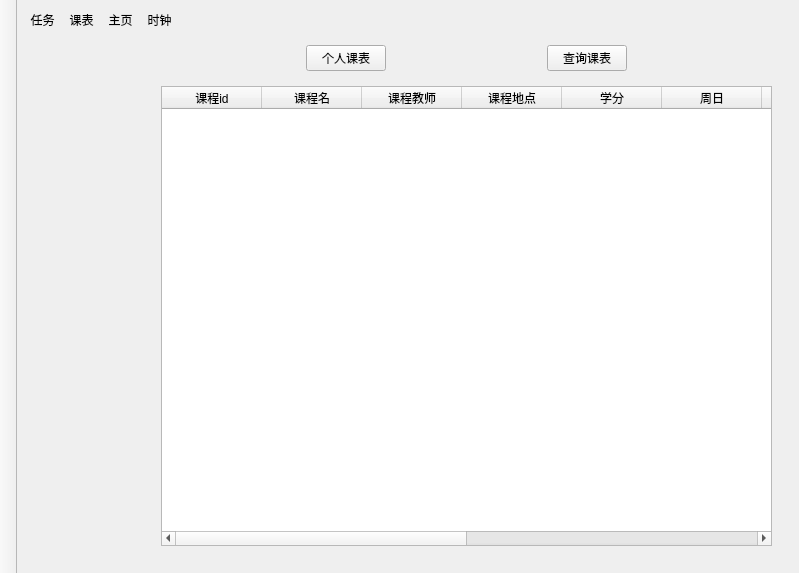
The window that mainwindow.ui (evtrouble/ham) describes before a commit, drawn with Qt 5.
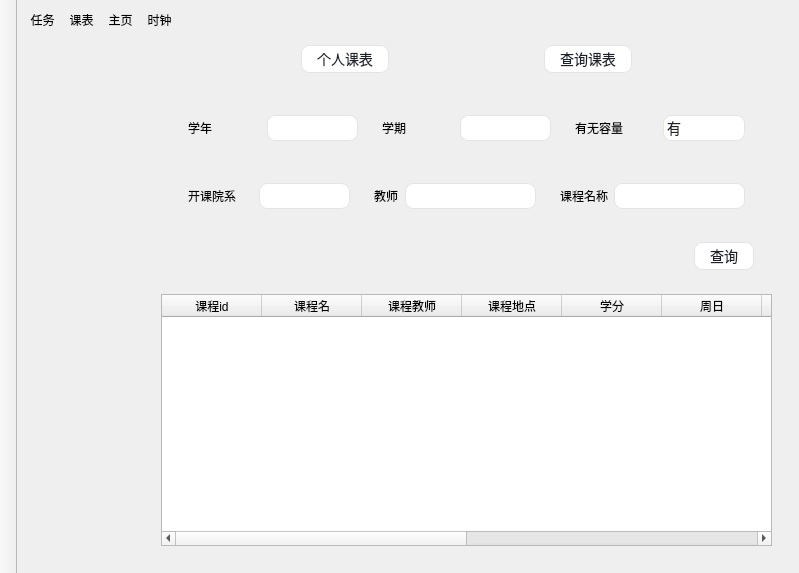
The same window after the commit. The open tabs and pages were chosen to show the change. Icons and pictures are not drawn. Custom widgets are drawn as their Qt base class.

Commit message: 查询课表模块UI初步实现，更新了一下系统内的所有按钮和文本输入框的UI，统一风格

```diff
--- a/mainwindow.ui
+++ b/mainwindow.ui
@@ -100,33 +100,6 @@
       </property>
      </widget>
     </item>
-    <item row="0" column="3">
-     <widget class="QToolButton" name="clockButton">
-      <property name="styleSheet">
-       <string notr="true">background-color: transparent;
-border: 0;</string>
-      </property>
-      <property name="text">
-       <string>时钟</string>
-      </property>
-      <property name="icon">
-       <iconset resource="img.qrc">
-        <normaloff>:/tab/img/clock.png</normaloff>:/tab/img/clock.png</iconset>
-      </property>
-      <property name="iconSize">
-       <size>
-        <width>30</width>
-        <height>30</height>
-       </size>
-      </property>
-      <property name="autoExclusive">
-       <bool>true</bool>
-      </property>
-      <property name="toolButtonStyle">
-       <enum>Qt::ToolButtonStyle::ToolButtonTextUnderIcon</enum>
-      </property>
-     </widget>
-    </item>
     <item row="0" column="2">
      <widget class="QToolButton" name="homeButton">
       <property name="styleSheet">
@@ -154,7 +127,34 @@
       </property>
      </widget>
     </item>
-    <item row="2" column="3">
+    <item row="0" column="3">
+     <widget class="QToolButton" name="clockButton">
+      <property name="styleSheet">
+       <string notr="true">background-color: transparent;
+border: 0;</string>
+      </property>
+      <property name="text">
+       <string>时钟</string>
+      </property>
+      <property name="icon">
+       <iconset resource="img.qrc">
+        <normaloff>:/tab/img/clock.png</normaloff>:/tab/img/clock.png</iconset>
+      </property>
+      <property name="iconSize">
+       <size>
+        <width>30</width>
+        <height>30</height>
+       </size>
+      </property>
+      <property name="autoExclusive">
+       <bool>true</bool>
+      </property>
+      <property name="toolButtonStyle">
+       <enum>Qt::ToolButtonStyle::ToolButtonTextUnderIcon</enum>
+      </property>
+     </widget>
+    </item>
+    <item row="1" column="3">
      <widget class="QStackedWidget" name="stackedWidget">
       <property name="sizePolicy">
        <sizepolicy hsizetype="Expanding" vsizetype="Expanding">
@@ -208,13 +208,47 @@
                <property name="minimumSize">
                 <size>
                  <width>0</width>
-                 <height>30</height>
+                 <height>28</height>
                 </size>
                </property>
                <property name="styleSheet">
-                <string notr="true">QPushButton{border:2px groove gray;border-radius:10px;padding:2px 4px;border-style: outset;font-size: 20px;}
-QPushButton:hover{background-color:rgb(229, 241, 251); color: black;}
-QPushButton:pressed{background-color:rgb(204, 228, 247);border-style: inset;}</string>
+                <string notr="true">QPushButton {
+    color: #1e222b;
+    background-color: #ffffff;
+    border: 1px solid rgba(228,228,228,1);
+    border-radius: 8px;
+    font-family: Microsoft YaHei;
+    font-size: 14px;
+    padding: 1px 15px;
+    min-height: 24px;
+    outline: none;  /* 添加这行去除焦点边框 */
+}
+
+QPushButton:focus {  /* 添加focus状态样式 */
+    outline: none;
+    border: 1px solid rgba(228,228,228,1);
+}
+
+QPushButton:hover {
+    background-color: rgba(30, 34, 43, 0.05);
+    border: 1px solid rgba(30, 34, 43, 0.2);
+}
+
+QPushButton:pressed {
+    background-color: rgba(30, 34, 43, 0.1);
+    border: 1px solid rgba(30, 34, 43, 0.3);
+    padding: 2px 15px 0px 15px;
+}
+
+QPushButton:disabled {
+    color: rgba(30, 34, 43, 0.3);
+    background-color: rgba(228,228,228,0.3);
+    border: 1px solid rgba(228,228,228,0.5);
+}
+
+QPushButton:icon {
+    padding: 1px 15px 1px 10px;
+}</string>
                </property>
                <property name="text">
                 <string>导出报表</string>
@@ -281,13 +315,47 @@
                <property name="minimumSize">
                 <size>
                  <width>0</width>
-                 <height>30</height>
+                 <height>28</height>
                 </size>
                </property>
                <property name="styleSheet">
-                <string notr="true">QPushButton{border:2px groove gray;border-radius:10px;padding:2px 4px;border-style: outset;font-size: 20px;}
-QPushButton:hover{background-color:rgb(229, 241, 251); color: black;}
-QPushButton:pressed{background-color:rgb(204, 228, 247);border-style: inset;}</string>
+                <string notr="true">QPushButton {
+    color: #1e222b;
+    background-color: #ffffff;
+    border: 1px solid rgba(228,228,228,1);
+    border-radius: 8px;
+    font-family: Microsoft YaHei;
+    font-size: 14px;
+    padding: 1px 15px;
+    min-height: 24px;
+    outline: none;  /* 添加这行去除焦点边框 */
+}
+
+QPushButton:focus {  /* 添加focus状态样式 */
+    outline: none;
+    border: 1px solid rgba(228,228,228,1);
+}
+
+QPushButton:hover {
+    background-color: rgba(30, 34, 43, 0.05);
+    border: 1px solid rgba(30, 34, 43, 0.2);
+}
+
+QPushButton:pressed {
+    background-color: rgba(30, 34, 43, 0.1);
+    border: 1px solid rgba(30, 34, 43, 0.3);
+    padding: 2px 15px 0px 15px;
+}
+
+QPushButton:disabled {
+    color: rgba(30, 34, 43, 0.3);
+    background-color: rgba(228,228,228,0.3);
+    border: 1px solid rgba(228,228,228,0.5);
+}
+
+QPushButton:icon {
+    padding: 1px 15px 1px 10px;
+}</string>
                </property>
                <property name="text">
                 <string>修改密码</string>
@@ -405,13 +473,45 @@
                <property name="minimumSize">
                 <size>
                  <width>0</width>
-                 <height>30</height>
+                 <height>28</height>
                 </size>
                </property>
                <property name="styleSheet">
-                <string notr="true">QPushButton{border:2px groove gray;border-radius:10px;padding:2px 4px;border-style: outset;background-color:red;font-size: 20px;}
-QPushButton:hover{background-color:rgb(229, 241, 251); color: black;}
-QPushButton:pressed{background-color:rgb(204, 228, 247);border-style: inset;}</string>
+                <string notr="true">QPushButton#logoutBtn {  /* 使用对象名来特指退出按钮 */
+    color: #ff4d4f;        /* 文字使用红色 */
+    background-color: #ffffff;
+    border: 1px solid #ff4d4f;  /* 边框使用红色 */
+    border-radius: 8px;
+    font-family: Microsoft YaHei;
+    font-size: 14px;
+    padding: 1px 15px;
+    min-height: 24px;
+    outline: none;
+}
+
+QPushButton#logoutBtn:focus {
+    outline: none;
+    border: 1px solid #ff4d4f;
+}
+
+QPushButton#logoutBtn:hover {
+    color: #ffffff;              /* 悬浮时文字变白 */
+    background-color: #ff4d4f;   /* 悬浮时背景变红 */
+    border: 1px solid #ff4d4f;
+}
+
+QPushButton#logoutBtn:pressed {
+    color: #ffffff;
+    background-color: #cf1322;   /* 按下时使用深红色 */
+    border: 1px solid #cf1322;
+    padding: 2px 15px 0px 15px;
+}
+
+QPushButton#logoutBtn:disabled {
+    color: rgba(255, 77, 79, 0.4);
+    background-color: rgba(255, 77, 79, 0.1);
+    border: 1px solid rgba(255, 77, 79, 0.2);
+}</string>
                </property>
                <property name="text">
                 <string>退出登录</string>
@@ -459,6 +559,45 @@
             </item>
             <item>
              <widget class="QPushButton" name="btnPersonalCourse">
+              <property name="styleSheet">
+               <string notr="true">QPushButton {
+    color: #1e222b;
+    background-color: #ffffff;
+    border: 1px solid rgba(228,228,228,1);
+    border-radius: 8px;
+    font-family: Microsoft YaHei;
+    font-size: 14px;
+    padding: 1px 15px;
+    min-height: 24px;
+    outline: none;  /* 添加这行去除焦点边框 */
+}
+
+QPushButton:focus {  /* 添加focus状态样式 */
+    outline: none;
+    border: 1px solid rgba(228,228,228,1);
+}
+
+QPushButton:hover {
+    background-color: rgba(30, 34, 43, 0.05);
+    border: 1px solid rgba(30, 34, 43, 0.2);
+}
+
+QPushButton:pressed {
+    background-color: rgba(30, 34, 43, 0.1);
+    border: 1px solid rgba(30, 34, 43, 0.3);
+    padding: 2px 15px 0px 15px;
+}
+
+QPushButton:disabled {
+    color: rgba(30, 34, 43, 0.3);
+    background-color: rgba(228,228,228,0.3);
+    border: 1px solid rgba(228,228,228,0.5);
+}
+
+QPushButton:icon {
+    padding: 1px 15px 1px 10px;
+}</string>
+              </property>
               <property name="text">
                <string>个人课表</string>
               </property>
@@ -479,6 +618,45 @@
             </item>
             <item>
              <widget class="QPushButton" name="btnSchoolCourse">
+              <property name="styleSheet">
+               <string notr="true">QPushButton {
+    color: #1e222b;
+    background-color: #ffffff;
+    border: 1px solid rgba(228,228,228,1);
+    border-radius: 8px;
+    font-family: Microsoft YaHei;
+    font-size: 14px;
+    padding: 1px 15px;
+    min-height: 24px;
+    outline: none;  /* 添加这行去除焦点边框 */
+}
+
+QPushButton:focus {  /* 添加focus状态样式 */
+    outline: none;
+    border: 1px solid rgba(228,228,228,1);
+}
+
+QPushButton:hover {
+    background-color: rgba(30, 34, 43, 0.05);
+    border: 1px solid rgba(30, 34, 43, 0.2);
+}
+
+QPushButton:pressed {
+    background-color: rgba(30, 34, 43, 0.1);
+    border: 1px solid rgba(30, 34, 43, 0.3);
+    padding: 2px 15px 0px 15px;
+}
+
+QPushButton:disabled {
+    color: rgba(30, 34, 43, 0.3);
+    background-color: rgba(228,228,228,0.3);
+    border: 1px solid rgba(228,228,228,0.5);
+}
+
+QPushButton:icon {
+    padding: 1px 15px 1px 10px;
+}</string>
+              </property>
               <property name="text">
                <string>查询课表</string>
               </property>
@@ -665,7 +843,7 @@
               </widget>
               <widget class="QWidget" name="SchoolCourse">
                <layout class="QGridLayout" name="gridLayout_10">
-                <item row="0" column="0">
+                <item row="1" column="0">
                  <widget class="SchoolCourseDisplay" name="schoolCourseTable">
                   <column>
                    <property name="text">
@@ -729,6 +907,629 @@
                   </column>
                  </widget>
                 </item>
+                <item row="0" column="0">
+                 <widget class="QGroupBox" name="groupBox">
+                  <property name="styleSheet">
+                   <string notr="true">        QGroupBox {
+            border-color: rgb(0, 0, 0);
+            border-width: 0px;
+            border-style: solid;
+            margin-top: 0.5ex;
+        }</string>
+                  </property>
+                  <property name="title">
+                   <string/>
+                  </property>
+                  <layout class="QVBoxLayout" name="verticalLayout_9">
+                   <item>
+                    <widget class="QGroupBox" name="groupBox_18">
+                     <property name="styleSheet">
+                      <string notr="true">        QGroupBox {
+            border-color: rgb(0, 0, 0);
+            border-width: 0px;
+            border-style: solid;
+            margin-top: 0.5ex;
+        }</string>
+                     </property>
+                     <property name="title">
+                      <string/>
+                     </property>
+                     <layout class="QHBoxLayout" name="horizontalLayout_37">
+                      <item>
+                       <widget class="QGroupBox" name="groupBox_20">
+                        <property name="styleSheet">
+                         <string notr="true">        QGroupBox {
+            border-color: rgb(0, 0, 0);
+            border-width: 0px;
+            border-style: solid;
+            margin-top: 0.5ex;
+        }</string>
+                        </property>
+                        <property name="title">
+                         <string/>
+                        </property>
+                        <layout class="QHBoxLayout" name="horizontalLayout_30">
+                         <item>
+                          <widget class="QLabel" name="label_20">
+                           <property name="text">
+                            <string>学年</string>
+                           </property>
+                          </widget>
+                         </item>
+                         <item>
+                          <widget class="QComboBox" name="comboBox_14">
+                           <property name="styleSheet">
+                            <string notr="true">QComboBox{
+  color:#1e222b;
+  padding: 1px 15px 1px 3px;
+  border:1px solid rgba(228,228,228,1);
+  border-radius:8;
+  font-family: Microsoft YaHei;
+  font-size: 14px;
+}
+QComboBox::drop-down {			/*下拉按钮*/
+      subcontrol-origin: padding;
+      subcontrol-position: top right;
+      width: 20px;
+      border:none;
+}
+
+QComboBox::down-arrow {		/*下拉按钮*/
+      image: url(:/image/combox.png);
+  }
+
+QComboBox QAbstractItemView{	/*列表 */
+	margin-top: 8px;
+	margin-left: 6px;
+	margin-bottom: 6px;
+	margin-right: 6px;
+	background:rgba(255,255,255,1);
+    border:1px solid rgba(228,228,228,1);
+    border-radius:8px;
+	font-size:12px;
+    font-family: Microsoft YaHei;
+    outline: 0px;
+    color:#1e222b;
+    padding-left: 16px;
+    padding-top: 12px;
+	padding-bottom:12px;
+    
+  }
+
+QComboBox QScrollBar::vertical{ /*滑条 主体部分*/
+    width:6px;
+    background:rgb(255,255,255);
+    border:none;
+}
+QComboBox QScrollBar::handle::vertical{ /*滑块主体*/
+    border-radius:3px;
+    background-color: rgba(30, 34, 43, 0.2);
+}
+QComboBox QScrollBar::handle::vertical::hover{
+    background-color: rgba(30, 34, 43, 0.2);
+}
+QComboBox QScrollBar::add-line::vertical{/*上箭头*/
+    border:none;
+}
+QComboBox QScrollBar::sub-line::vertical{/*下箭头*/
+    border:none;
+}
+
+</string>
+                           </property>
+                          </widget>
+                         </item>
+                        </layout>
+                       </widget>
+                      </item>
+                      <item>
+                       <widget class="QGroupBox" name="groupBox_22">
+                        <property name="styleSheet">
+                         <string notr="true">        QGroupBox {
+            border-color: rgb(0, 0, 0);
+            border-width: 0px;
+            border-style: solid;
+            margin-top: 0.5ex;
+        }</string>
+                        </property>
+                        <property name="title">
+                         <string/>
+                        </property>
+                        <layout class="QHBoxLayout" name="horizontalLayout_33">
+                         <item>
+                          <widget class="QLabel" name="label_22">
+                           <property name="text">
+                            <string>学期</string>
+                           </property>
+                          </widget>
+                         </item>
+                         <item>
+                          <widget class="QComboBox" name="comboBox_16">
+                           <property name="styleSheet">
+                            <string notr="true">QComboBox{
+  color:#1e222b;
+  padding: 1px 15px 1px 3px;
+  border:1px solid rgba(228,228,228,1);
+  border-radius:8;
+  font-family: Microsoft YaHei;
+  font-size: 14px;
+}
+QComboBox::drop-down {			/*下拉按钮*/
+      subcontrol-origin: padding;
+      subcontrol-position: top right;
+      width: 20px;
+      border:none;
+}
+
+QComboBox::down-arrow {		/*下拉按钮*/
+      image: url(:/image/combox.png);
+  }
+
+QComboBox QAbstractItemView{	/*列表 */
+	margin-top: 8px;
+	margin-left: 6px;
+	margin-bottom: 6px;
+	margin-right: 6px;
+	background:rgba(255,255,255,1);
+    border:1px solid rgba(228,228,228,1);
+    border-radius:8px;
+	font-size:12px;
+    font-family: Microsoft YaHei;
+    outline: 0px;
+    color:#1e222b;
+    padding-left: 16px;
+    padding-top: 12px;
+	padding-bottom:12px;
+    
+  }
+
+QComboBox QScrollBar::vertical{ /*滑条 主体部分*/
+    width:6px;
+    background:rgb(255,255,255);
+    border:none;
+}
+QComboBox QScrollBar::handle::vertical{ /*滑块主体*/
+    border-radius:3px;
+    background-color: rgba(30, 34, 43, 0.2);
+}
+QComboBox QScrollBar::handle::vertical::hover{
+    background-color: rgba(30, 34, 43, 0.2);
+}
+QComboBox QScrollBar::add-line::vertical{/*上箭头*/
+    border:none;
+}
+QComboBox QScrollBar::sub-line::vertical{/*下箭头*/
+    border:none;
+}
+</string>
+                           </property>
+                          </widget>
+                         </item>
+                        </layout>
+                       </widget>
+                      </item>
+                      <item>
+                       <widget class="QGroupBox" name="groupBox_21">
+                        <property name="styleSheet">
+                         <string notr="true">        QGroupBox {
+            border-color: rgb(0, 0, 0);
+            border-width: 0px;
+            border-style: solid;
+            margin-top: 0.5ex;
+        }</string>
+                        </property>
+                        <property name="title">
+                         <string/>
+                        </property>
+                        <layout class="QHBoxLayout" name="horizontalLayout_32">
+                         <item>
+                          <widget class="QLabel" name="label_21">
+                           <property name="text">
+                            <string>有无容量</string>
+                           </property>
+                          </widget>
+                         </item>
+                         <item>
+                          <widget class="QComboBox" name="comboBox_15">
+                           <property name="styleSheet">
+                            <string notr="true">QComboBox{
+  color:#1e222b;
+  padding: 1px 15px 1px 3px;
+  border:1px solid rgba(228,228,228,1);
+  border-radius:8;
+  font-family: Microsoft YaHei;
+  font-size: 14px;
+}
+QComboBox::drop-down {			/*下拉按钮*/
+      subcontrol-origin: padding;
+      subcontrol-position: top right;
+      width: 20px;
+      border:none;
+}
+
+QComboBox::down-arrow {		/*下拉按钮*/
+      image: url(:/image/combox.png);
+  }
+
+QComboBox QAbstractItemView{	/*列表 */
+	margin-top: 8px;
+	margin-left: 6px;
+	margin-bottom: 6px;
+	margin-right: 6px;
+	background:rgba(255,255,255,1);
+    border:1px solid rgba(228,228,228,1);
+    border-radius:8px;
+	font-size:12px;
+    font-family: Microsoft YaHei;
+    outline: 0px;
+    color:#1e222b;
+    padding-left: 16px;
+    padding-top: 12px;
+	padding-bottom:12px;
+    
+  }
+
+QComboBox QScrollBar::vertical{ /*滑条 主体部分*/
+    width:6px;
+    background:rgb(255,255,255);
+    border:none;
+}
+QComboBox QScrollBar::handle::vertical{ /*滑块主体*/
+    border-radius:3px;
+    background-color: rgba(30, 34, 43, 0.2);
+}
+QComboBox QScrollBar::handle::vertical::hover{
+    background-color: rgba(30, 34, 43, 0.2);
+}
+QComboBox QScrollBar::add-line::vertical{/*上箭头*/
+    border:none;
+}
+QComboBox QScrollBar::sub-line::vertical{/*下箭头*/
+    border:none;
+}
+</string>
+                           </property>
+                           <item>
+                            <property name="text">
+                             <string>有</string>
+                            </property>
+                           </item>
+                           <item>
+                            <property name="text">
+                             <string>无</string>
+                            </property>
+                           </item>
+                          </widget>
+                         </item>
+                        </layout>
+                       </widget>
+                      </item>
+                     </layout>
+                    </widget>
+                   </item>
+                   <item>
+                    <widget class="QGroupBox" name="groupBox_23">
+                     <property name="styleSheet">
+                      <string notr="true">        QGroupBox {
+            border-color: rgb(0, 0, 0);
+            border-width: 0px;
+            border-style: solid;
+            margin-top: 0.5ex;
+        }</string>
+                     </property>
+                     <property name="title">
+                      <string/>
+                     </property>
+                     <layout class="QHBoxLayout" name="horizontalLayout_36">
+                      <item>
+                       <widget class="QGroupBox" name="groupBox_24">
+                        <property name="styleSheet">
+                         <string notr="true">        QGroupBox {
+            border-color: rgb(0, 0, 0);
+            border-width: 0px;
+            border-style: solid;
+            margin-top: 0.5ex;
+        }</string>
+                        </property>
+                        <property name="title">
+                         <string/>
+                        </property>
+                        <layout class="QHBoxLayout" name="horizontalLayout_31">
+                         <item>
+                          <widget class="QLabel" name="label_23">
+                           <property name="text">
+                            <string>开课院系</string>
+                           </property>
+                          </widget>
+                         </item>
+                         <item>
+                          <widget class="QComboBox" name="comboBox_17">
+                           <property name="styleSheet">
+                            <string notr="true">QComboBox{
+  color:#1e222b;
+  padding: 1px 15px 1px 3px;
+  border:1px solid rgba(228,228,228,1);
+  border-radius:8;
+  font-family: Microsoft YaHei;
+  font-size: 14px;
+}
+QComboBox::drop-down {			/*下拉按钮*/
+      subcontrol-origin: padding;
+      subcontrol-position: top right;
+      width: 20px;
+      border:none;
+}
+
+QComboBox::down-arrow {		/*下拉按钮*/
+      image: url(:/image/combox.png);
+  }
+
+QComboBox QAbstractItemView{	/*列表 */
+	margin-top: 8px;
+	margin-left: 6px;
+	margin-bottom: 6px;
+	margin-right: 6px;
+	background:rgba(255,255,255,1);
+    border:1px solid rgba(228,228,228,1);
+    border-radius:8px;
+	font-size:12px;
+    font-family: Microsoft YaHei;
+    outline: 0px;
+    color:#1e222b;
+    padding-left: 16px;
+    padding-top: 12px;
+	padding-bottom:12px;
+    
+  }
+
+QComboBox QScrollBar::vertical{ /*滑条 主体部分*/
+    width:6px;
+    background:rgb(255,255,255);
+    border:none;
+}
+QComboBox QScrollBar::handle::vertical{ /*滑块主体*/
+    border-radius:3px;
+    background-color: rgba(30, 34, 43, 0.2);
+}
+QComboBox QScrollBar::handle::vertical::hover{
+    background-color: rgba(30, 34, 43, 0.2);
+}
+QComboBox QScrollBar::add-line::vertical{/*上箭头*/
+    border:none;
+}
+QComboBox QScrollBar::sub-line::vertical{/*下箭头*/
+    border:none;
+}
+</string>
+                           </property>
+                          </widget>
+                         </item>
+                        </layout>
+                       </widget>
+                      </item>
+                      <item>
+                       <widget class="QGroupBox" name="groupBox_26">
+                        <property name="styleSheet">
+                         <string notr="true">        QGroupBox {
+            border-color: rgb(0, 0, 0);
+            border-width: 0px;
+            border-style: solid;
+            margin-top: 0.5ex;
+        }</string>
+                        </property>
+                        <property name="title">
+                         <string/>
+                        </property>
+                        <layout class="QHBoxLayout" name="horizontalLayout_35">
+                         <item>
+                          <widget class="QLabel" name="label_25">
+                           <property name="text">
+                            <string>教师</string>
+                           </property>
+                          </widget>
+                         </item>
+                         <item>
+                          <widget class="QLineEdit" name="lineEdit_2">
+                           <property name="sizePolicy">
+                            <sizepolicy hsizetype="Preferred" vsizetype="Fixed">
+                             <horstretch>0</horstretch>
+                             <verstretch>0</verstretch>
+                            </sizepolicy>
+                           </property>
+                           <property name="styleSheet">
+                            <string notr="true">QLineEdit {
+    color: #1e222b;
+    padding: 1px 3px;  /* 去掉右边的15px padding，因为LineEdit不需要下拉按钮的空间 */
+    border: 1px solid rgba(228,228,228,1);
+    border-radius: 8px;
+    font-family: Microsoft YaHei;
+    font-size: 14px;
+    background: rgba(255,255,255,1);
+}
+
+QLineEdit:focus {
+    border: 1px solid rgba(228,228,228,1);  /* 保持聚焦时边框样式一致 */
+    outline: none;
+}
+
+/* 垂直滚动条样式，如果LineEdit是多行的话 */
+QLineEdit QScrollBar:vertical {
+    width: 6px;
+    background: rgb(255,255,255);
+    border: none;
+}
+
+QLineEdit QScrollBar::handle:vertical {
+    border-radius: 3px;
+    background-color: rgba(30, 34, 43, 0.2);
+}
+
+QLineEdit QScrollBar::handle:vertical:hover {
+    background-color: rgba(30, 34, 43, 0.2);
+}
+
+QLineEdit QScrollBar::add-line:vertical {
+    border: none;
+}
+
+QLineEdit QScrollBar::sub-line:vertical {
+    border: none;
+}</string>
+                           </property>
+                          </widget>
+                         </item>
+                        </layout>
+                       </widget>
+                      </item>
+                      <item>
+                       <widget class="QGroupBox" name="groupBox_25">
+                        <property name="styleSheet">
+                         <string notr="true">        QGroupBox {
+            border-color: rgb(0, 0, 0);
+            border-width: 0px;
+            border-style: solid;
+            margin-top: 0.5ex;
+        }</string>
+                        </property>
+                        <property name="title">
+                         <string/>
+                        </property>
+                        <layout class="QHBoxLayout" name="horizontalLayout_34">
+                         <item>
+                          <widget class="QLabel" name="label_24">
+                           <property name="text">
+                            <string>课程名称</string>
+                           </property>
+                          </widget>
+                         </item>
+                         <item>
+                          <widget class="QLineEdit" name="lineEdit">
+                           <property name="sizePolicy">
+                            <sizepolicy hsizetype="Preferred" vsizetype="Fixed">
+                             <horstretch>0</horstretch>
+                             <verstretch>0</verstretch>
+                            </sizepolicy>
+                           </property>
+                           <property name="styleSheet">
+                            <string notr="true">QLineEdit {
+    color: #1e222b;
+    padding: 1px 3px;  /* 去掉右边的15px padding，因为LineEdit不需要下拉按钮的空间 */
+    border: 1px solid rgba(228,228,228,1);
+    border-radius: 8px;
+    font-family: Microsoft YaHei;
+    font-size: 14px;
+    background: rgba(255,255,255,1);
+}
+
+QLineEdit:focus {
+    border: 1px solid rgba(228,228,228,1);  /* 保持聚焦时边框样式一致 */
+    outline: none;
+}
+
+/* 垂直滚动条样式，如果LineEdit是多行的话 */
+QLineEdit QScrollBar:vertical {
+    width: 6px;
+    background: rgb(255,255,255);
+    border: none;
+}
+
+QLineEdit QScrollBar::handle:vertical {
+    border-radius: 3px;
+    background-color: rgba(30, 34, 43, 0.2);
+}
+
+QLineEdit QScrollBar::handle:vertical:hover {
+    background-color: rgba(30, 34, 43, 0.2);
+}
+
+QLineEdit QScrollBar::add-line:vertical {
+    border: none;
+}
+
+QLineEdit QScrollBar::sub-line:vertical {
+    border: none;
+}</string>
+                           </property>
+                          </widget>
+                         </item>
+                        </layout>
+                       </widget>
+                      </item>
+                     </layout>
+                    </widget>
+                   </item>
+                   <item>
+                    <widget class="QGroupBox" name="groupBox_19">
+                     <property name="title">
+                      <string/>
+                     </property>
+                     <layout class="QHBoxLayout" name="horizontalLayout_39">
+                      <item>
+                       <spacer name="horizontalSpacer_21">
+                        <property name="orientation">
+                         <enum>Qt::Orientation::Horizontal</enum>
+                        </property>
+                        <property name="sizeType">
+                         <enum>QSizePolicy::Policy::Expanding</enum>
+                        </property>
+                        <property name="sizeHint" stdset="0">
+                         <size>
+                          <width>549</width>
+                          <height>20</height>
+                         </size>
+                        </property>
+                       </spacer>
+                      </item>
+                      <item>
+                       <widget class="QPushButton" name="pushButton">
+                        <property name="styleSheet">
+                         <string notr="true">QPushButton {
+    color: #1e222b;
+    background-color: #ffffff;
+    border: 1px solid rgba(228,228,228,1);
+    border-radius: 8px;
+    font-family: Microsoft YaHei;
+    font-size: 14px;
+    padding: 1px 15px;
+    min-height: 24px;  /* 确保按钮高度与ComboBox一致 */
+}
+
+QPushButton:hover {
+    background-color: rgba(30, 34, 43, 0.05);  /* 悬浮时背景轻微变暗 */
+    border: 1px solid rgba(30, 34, 43, 0.2);   /* 悬浮时边框加深 */
+}
+
+QPushButton:pressed {
+    background-color: rgba(30, 34, 43, 0.1);   /* 按下时背景更暗 */
+    border: 1px solid rgba(30, 34, 43, 0.3);   /* 按下时边框更深 */
+    padding: 2px 15px 0px 15px;                /* 轻微的按下效果 */
+}
+
+QPushButton:disabled {
+    color: rgba(30, 34, 43, 0.3);              /* 禁用时文字变淡 */
+    background-color: rgba(228,228,228,0.3);   /* 禁用时背景变灰 */
+    border: 1px solid rgba(228,228,228,0.5);   /* 禁用时边框变淡 */
+}
+
+/* 如果按钮包含图标 */
+QPushButton:icon {
+    padding: 1px 15px 1px 10px;  /* 左侧padding适当调整以适应图标 */
+}</string>
+                        </property>
+                        <property name="text">
+                         <string>查询</string>
+                        </property>
+                       </widget>
+                      </item>
+                     </layout>
+                    </widget>
+                   </item>
+                   <item>
+                    <layout class="QHBoxLayout" name="horizontalLayout_38"/>
+                   </item>
+                  </layout>
+                 </widget>
+                </item>
                </layout>
               </widget>
              </widget>
@@ -1561,7 +2362,44 @@
                 <item>
                  <widget class="QLineEdit" name="usernameEdit">
                   <property name="styleSheet">
-                   <string notr="true"/>
+                   <string notr="true">QLineEdit {
+    color: #1e222b;
+    padding: 1px 3px;  /* 去掉右边的15px padding，因为LineEdit不需要下拉按钮的空间 */
+    border: 1px solid rgba(228,228,228,1);
+    border-radius: 8px;
+    font-family: Microsoft YaHei;
+    font-size: 14px;
+    background: rgba(255,255,255,1);
+}
+
+QLineEdit:focus {
+    border: 1px solid rgba(228,228,228,1);  /* 保持聚焦时边框样式一致 */
+    outline: none;
+}
+
+/* 垂直滚动条样式，如果LineEdit是多行的话 */
+QLineEdit QScrollBar:vertical {
+    width: 6px;
+    background: rgb(255,255,255);
+    border: none;
+}
+
+QLineEdit QScrollBar::handle:vertical {
+    border-radius: 3px;
+    background-color: rgba(30, 34, 43, 0.2);
+}
+
+QLineEdit QScrollBar::handle:vertical:hover {
+    background-color: rgba(30, 34, 43, 0.2);
+}
+
+QLineEdit QScrollBar::add-line:vertical {
+    border: none;
+}
+
+QLineEdit QScrollBar::sub-line:vertical {
+    border: none;
+}</string>
                   </property>
                   <property name="frame">
                    <bool>true</bool>
@@ -1588,7 +2426,44 @@
                 <item>
                  <widget class="QLineEdit" name="passwordEdit">
                   <property name="styleSheet">
-                   <string notr="true"/>
+                   <string notr="true">QLineEdit {
+    color: #1e222b;
+    padding: 1px 3px;  /* 去掉右边的15px padding，因为LineEdit不需要下拉按钮的空间 */
+    border: 1px solid rgba(228,228,228,1);
+    border-radius: 8px;
+    font-family: Microsoft YaHei;
+    font-size: 14px;
+    background: rgba(255,255,255,1);
+}
+
+QLineEdit:focus {
+    border: 1px solid rgba(228,228,228,1);  /* 保持聚焦时边框样式一致 */
+    outline: none;
+}
+
+/* 垂直滚动条样式，如果LineEdit是多行的话 */
+QLineEdit QScrollBar:vertical {
+    width: 6px;
+    background: rgb(255,255,255);
+    border: none;
+}
+
+QLineEdit QScrollBar::handle:vertical {
+    border-radius: 3px;
+    background-color: rgba(30, 34, 43, 0.2);
+}
+
+QLineEdit QScrollBar::handle:vertical:hover {
+    background-color: rgba(30, 34, 43, 0.2);
+}
+
+QLineEdit QScrollBar::add-line:vertical {
+    border: none;
+}
+
+QLineEdit QScrollBar::sub-line:vertical {
+    border: none;
+}</string>
                   </property>
                   <property name="echoMode">
                    <enum>QLineEdit::EchoMode::Password</enum>
@@ -1690,7 +2565,38 @@
               <item>
                <widget class="QDialogButtonBox" name="buttonBox_2">
                 <property name="styleSheet">
-                 <string notr="true">font-size:18px;</string>
+                 <string notr="true">QPushButton {
+    color: #1e222b;
+    background-color: #ffffff;
+    border: 1px solid rgba(228,228,228,1);
+    border-radius: 8px;
+    font-family: Microsoft YaHei;
+    font-size: 14px;
+    padding: 1px 15px;
+    min-height: 24px;  /* 确保按钮高度与ComboBox一致 */
+}
+
+QPushButton:hover {
+    background-color: rgba(30, 34, 43, 0.05);  /* 悬浮时背景轻微变暗 */
+    border: 1px solid rgba(30, 34, 43, 0.2);   /* 悬浮时边框加深 */
+}
+
+QPushButton:pressed {
+    background-color: rgba(30, 34, 43, 0.1);   /* 按下时背景更暗 */
+    border: 1px solid rgba(30, 34, 43, 0.3);   /* 按下时边框更深 */
+    padding: 2px 15px 0px 15px;                /* 轻微的按下效果 */
+}
+
+QPushButton:disabled {
+    color: rgba(30, 34, 43, 0.3);              /* 禁用时文字变淡 */
+    background-color: rgba(228,228,228,0.3);   /* 禁用时背景变灰 */
+    border: 1px solid rgba(228,228,228,0.5);   /* 禁用时边框变淡 */
+}
+
+/* 如果按钮包含图标 */
+QPushButton:icon {
+    padding: 1px 15px 1px 10px;  /* 左侧padding适当调整以适应图标 */
+}</string>
                 </property>
                 <property name="standardButtons">
                  <set>QDialogButtonBox::StandardButton::Cancel|QDialogButtonBox::StandardButton::Ok</set>
```
The commit also changes 2 other files.
